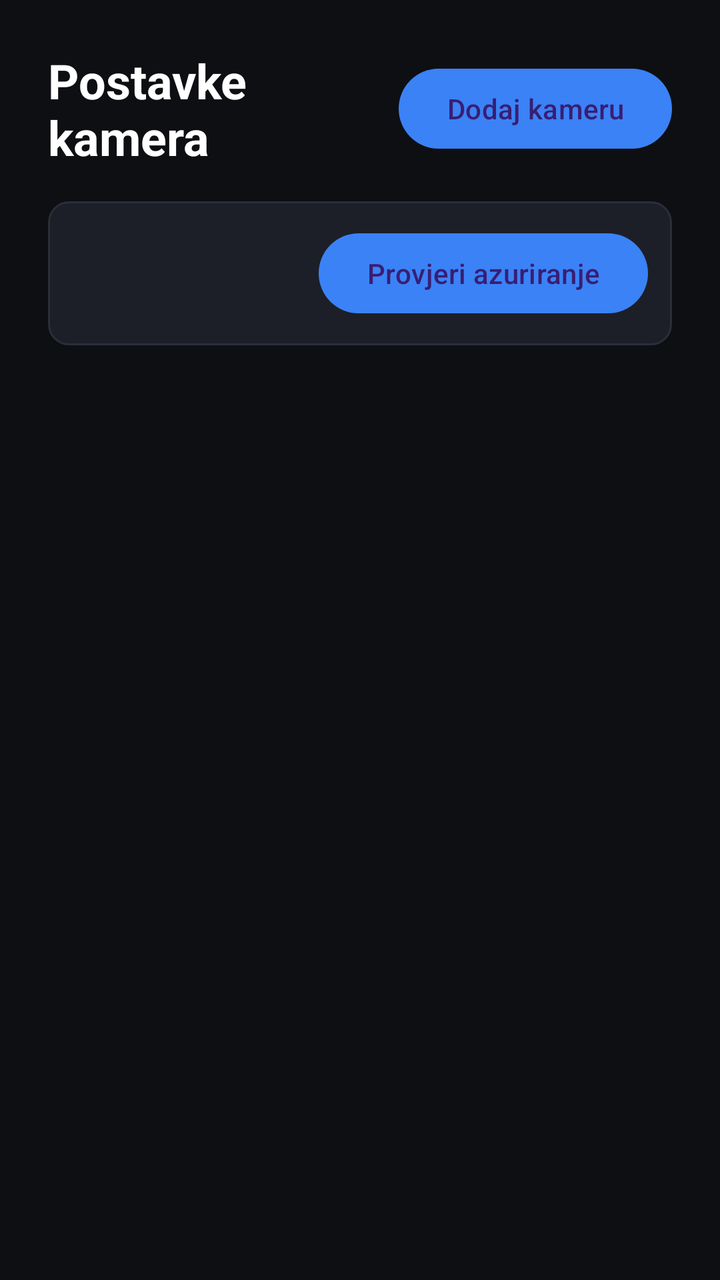
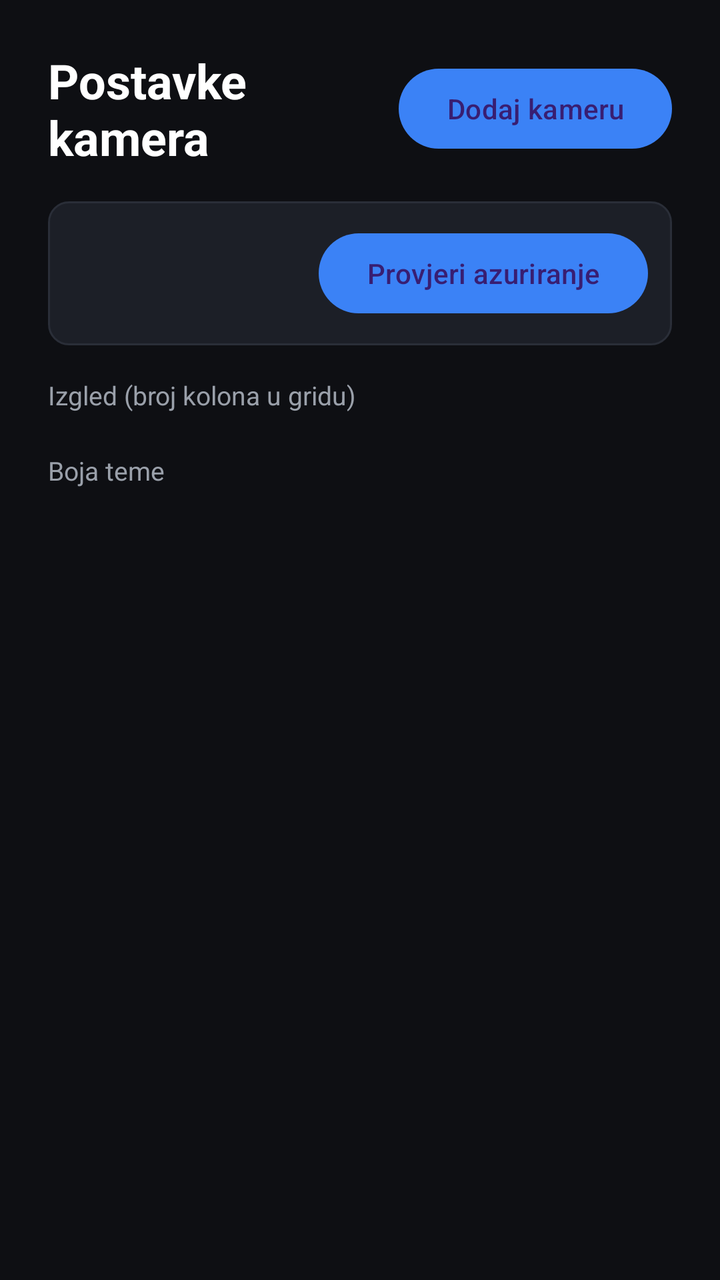

Before-and-after screenshots of an Android layout around one commit, followed by the original layout XML and the change that was made.
<!-- AndroidManifest.xml: application theme Theme.KameraTV -->
<!-- res/layout/activity_settings.xml -->
<?xml version="1.0" encoding="utf-8"?>
<LinearLayout xmlns:android="http://schemas.android.com/apk/res/android"
    android:layout_width="match_parent"
    android:layout_height="match_parent"
    android:orientation="vertical"
    android:background="@color/bg"
    android:padding="24dp">

    <LinearLayout
        android:layout_width="match_parent"
        android:layout_height="wrap_content"
        android:orientation="horizontal"
        android:gravity="center_vertical"
        android:paddingBottom="16dp">

        <TextView
            android:layout_width="0dp"
            android:layout_height="wrap_content"
            android:layout_weight="1"
            android:text="@string/settings_title"
            android:textColor="@color/text"
            android:textSize="24sp"
            android:textStyle="bold" />

        <Button
            android:id="@+id/addButton"
            android:layout_width="wrap_content"
            android:layout_height="wrap_content"
            android:text="@string/add_camera" />
    </LinearLayout>

    <LinearLayout
        android:layout_width="match_parent"
        android:layout_height="wrap_content"
        android:orientation="horizontal"
        android:gravity="center_vertical"
        android:background="@drawable/tile_bg"
        android:padding="12dp"
        android:layout_marginBottom="16dp">

        <LinearLayout
            android:layout_width="0dp"
            android:layout_height="wrap_content"
            android:layout_weight="1"
            android:orientation="vertical">

            <TextView
                android:id="@+id/versionText"
                android:layout_width="wrap_content"
                android:layout_height="wrap_content"
                android:textColor="@color/text"
                android:textSize="16sp"
                android:textStyle="bold" />

            <TextView
                android:id="@+id/updateStatus"
                android:layout_width="wrap_content"
                android:layout_height="wrap_content"
                android:textColor="@color/text_dim"
                android:textSize="13sp" />
        </LinearLayout>

        <Button
            android:id="@+id/checkUpdateButton"
            android:layout_width="wrap_content"
            android:layout_height="wrap_content"
            android:text="@string/check_update" />
    </LinearLayout>

    <ScrollView
        android:layout_width="match_parent"
        android:layout_height="0dp"
        android:layout_weight="1">

        <LinearLayout
            android:id="@+id/camerasContainer"
            android:layout_width="match_parent"
            android:layout_height="wrap_content"
            android:orientation="vertical" />
    </ScrollView>
</LinearLayout>
<!-- resources referenced by this layout -->
<resources>
  <color name="bg">#0E0F13</color>
  <color name="text">#FFFFFF</color>
  <color name="text_dim">#9AA0AA</color>
  <!-- drawable tile_bg (drawable) -->
  <?xml version="1.0" encoding="utf-8"?>
  <selector xmlns:android="http://schemas.android.com/apk/res/android">
      <item android:state_focused="true">
          <shape android:shape="rectangle">
              <solid android:color="@color/tile_inner" />
              <stroke android:width="4dp" android:color="@color/accent" />
              <corners android:radius="10dp" />
          </shape>
      </item>
      <item android:state_pressed="true">
          <shape android:shape="rectangle">
              <solid android:color="@color/tile_inner" />
              <stroke android:width="4dp" android:color="@color/accent" />
              <corners android:radius="10dp" />
          </shape>
      </item>
      <item>
          <shape android:shape="rectangle">
              <solid android:color="@color/tile_inner" />
              <stroke android:width="1dp" android:color="#2A2E38" />
              <corners android:radius="10dp" />
          </shape>
      </item>
  </selector>
  <string name="add_camera">Dodaj kameru</string>
  <string name="check_update">Provjeri azuriranje</string>
  <string name="settings_title">Postavke kamera</string>
  <style name="Theme.KameraTV" parent="Theme.Material3.Dark.NoActionBar">
          <item name="android:windowBackground">@color/bg</item>
          <item name="colorPrimary">@color/accent</item>
      </style>
  <color name="tile_inner">#1C1F27</color>
  <color name="accent">#3B82F6</color>
</resources>

<!-- the commit's change to res/layout/activity_settings.xml (unified diff, before → after) -->
@@ -67,6 +67,36 @@
             android:text="@string/check_update" />
     </LinearLayout>
 
+    <TextView
+        android:layout_width="wrap_content"
+        android:layout_height="wrap_content"
+        android:text="@string/layout_cols"
+        android:textColor="@color/text_dim"
+        android:textSize="13sp"
+        android:paddingBottom="6dp" />
+
+    <LinearLayout
+        android:id="@+id/colsRow"
+        android:layout_width="match_parent"
+        android:layout_height="wrap_content"
+        android:orientation="horizontal"
+        android:paddingBottom="14dp" />
+
+    <TextView
+        android:layout_width="wrap_content"
+        android:layout_height="wrap_content"
+        android:text="@string/theme_color"
+        android:textColor="@color/text_dim"
+        android:textSize="13sp"
+        android:paddingBottom="6dp" />
+
+    <LinearLayout
+        android:id="@+id/colorRow"
+        android:layout_width="match_parent"
+        android:layout_height="wrap_content"
+        android:orientation="horizontal"
+        android:paddingBottom="14dp" />
+
     <ScrollView
         android:layout_width="match_parent"
         android:layout_height="0dp"
@@ -78,4 +108,13 @@
             android:layout_height="wrap_content"
             android:orientation="vertical" />
     </ScrollView>
+
+    <TextView
+        android:id="@+id/copyright"
+        android:layout_width="match_parent"
+        android:layout_height="wrap_content"
+        android:gravity="center"
+        android:textColor="@color/text_dim"
+        android:textSize="12sp"
+        android:paddingTop="10dp" />
 </LinearLayout>
<!-- resource entries referenced after the edit -->
@@ -30,7 +30,9 @@
   </selector>
   <string name="add_camera">Dodaj kameru</string>
   <string name="check_update">Provjeri azuriranje</string>
+  <string name="layout_cols">Izgled (broj kolona u gridu)</string>
   <string name="settings_title">Postavke kamera</string>
+  <string name="theme_color">Boja teme</string>
   <style name="Theme.KameraTV" parent="Theme.Material3.Dark.NoActionBar">
           <item name="android:windowBackground">@color/bg</item>
           <item name="colorPrimary">@color/accent</item>
